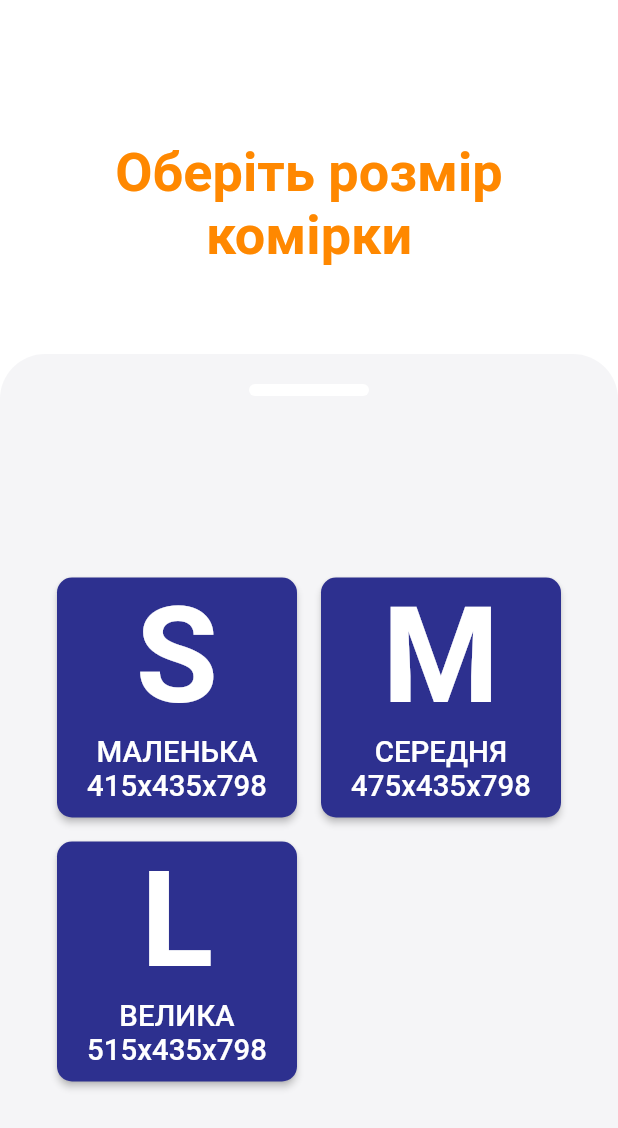
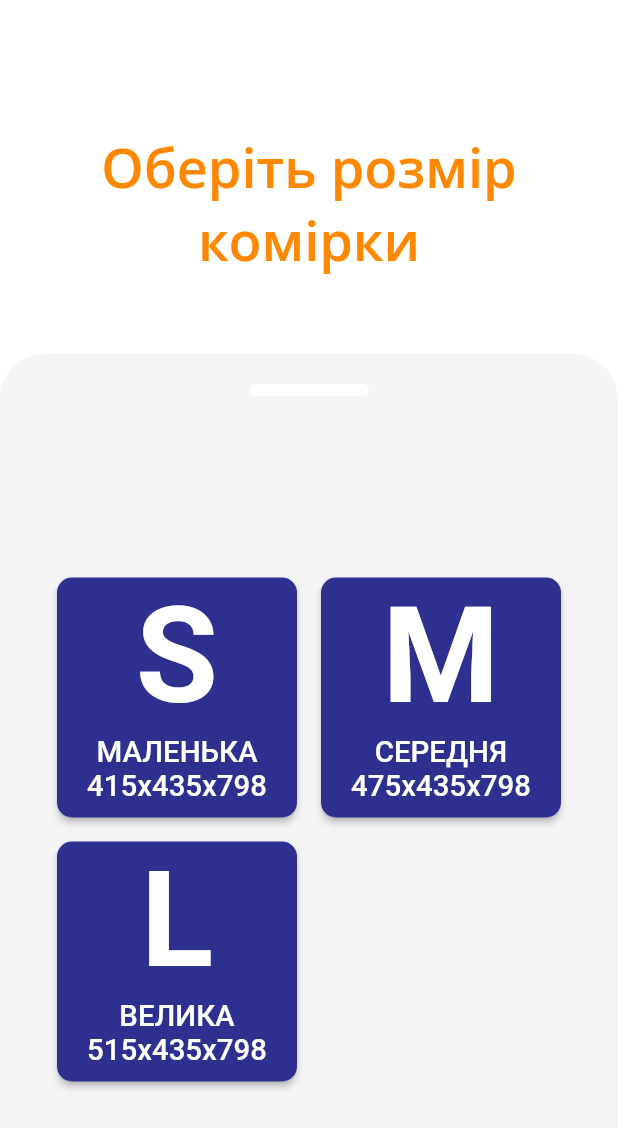
Before and after one commit to MVK-GROUP/webapp, a Flutter app: the screen it shows after launch, on a phone screen of 412 x 824 dp. Shown: the top 1128 px of the screen. Run offline on Flutter 3.47's test engine with Material 2 defaults, Android fonts, the light colour scheme and no system bars; our stand-ins replace google_fonts, intl_phone_number_input; missing offline and left inert: mobile_scanner.

Commit message:
Add google_fonts package

```diff
--- a/lib/app.dart
+++ b/lib/app.dart
@@ -1,4 +1,5 @@
 import 'package:flutter/material.dart';
+import 'package:google_fonts/google_fonts.dart';
 
 import 'style.dart';
 import 'screens/welcome_screen.dart';
@@ -31,9 +32,11 @@ class App extends StatelessWidget {
   ThemeData _theme() {
     return ThemeData(
       scaffoldBackgroundColor: Colors.white,
-      textTheme: const TextTheme(
-        headline4: titleSecondaryTextStyle,
-        headline2: titleTextStyle,
+      textTheme: GoogleFonts.openSansTextTheme(
+        const TextTheme(
+          headline4: titleSecondaryTextStyle,
+          headline2: titleTextStyle,
+        ),
       ),
       colorScheme: ThemeData()
           .colorScheme
--- a/lib/style.dart
+++ b/lib/style.dart
@@ -3,8 +3,6 @@ import 'package:flutter/material.dart';
 const mainColor = Color(0xFF5C5E62);
 const secondaryColor = Color(0xFFFF8800);
 const secondaryBackgroundColor = Color(0xFFF5F5F7);
-
-const String fontNameDefault = 'OpenSans';
 
 const titleTextStyle = TextStyle(
   fontSize: 36,
--- a/pubspec.yaml
+++ b/pubspec.yaml
@@ -30,6 +30,7 @@ dependencies:
   flutter:
     sdk: flutter
 
+  google_fonts: ^2.3.1
   intl_phone_number_input: ^0.7.0+2
   mobile_scanner: ^1.0.0
   provider: ^6.0.2
```
Also changed, not shown: pubspec.lock.
